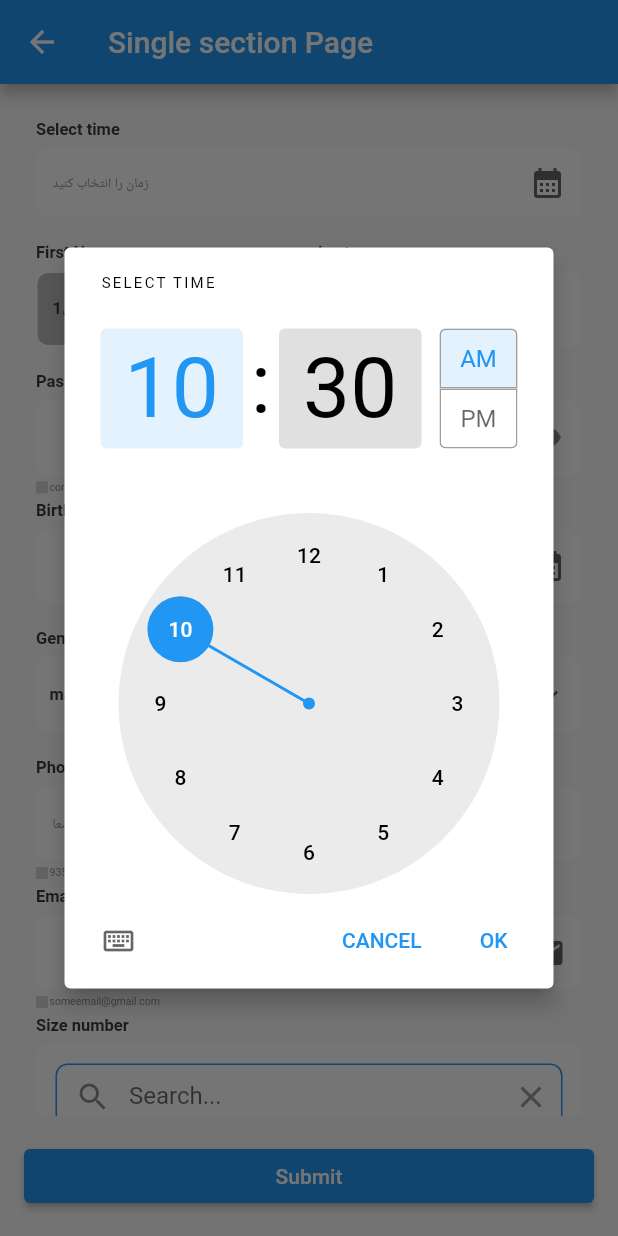
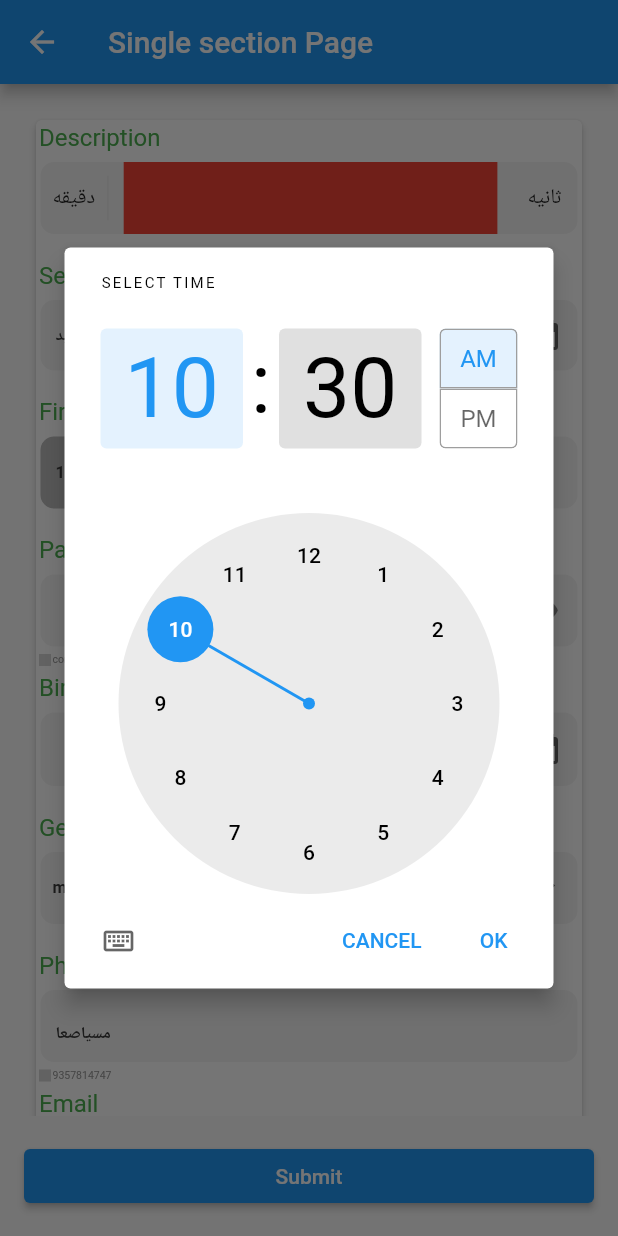
Before and after one commit to ritagroup/gsform, a Flutter app: the SingleSectionForm screen opened directly, after a tap on "زمان را انتخاب کنید", on a phone screen of 412 x 824 dp. Run offline on Flutter 3.47's test engine with Material 2 defaults, Android fonts, the phone set to English and light mode, and no system bars; our stand-ins replace figma_squircle, flutter_svg, image_cropper, image_picker, lottie; missing offline and left inert: persian_datetime_picker, qr_code_scanner.

Commit message:
Fix text aline in number field Increase version to 0.1.8

```diff
--- a/example/lib/main.dart
+++ b/example/lib/main.dart
@@ -1,5 +1,6 @@
 import 'package:flutter/material.dart';
 import 'package:flutter_localizations/flutter_localizations.dart';
+import 'package:gsform/gs_form/core/form_style.dart';
 import 'package:gsform/gs_form/enums/field_status.dart';
 import 'package:gsform/gs_form/enums/required_check_list_enum.dart';
 import 'package:gsform/gs_form/model/data_model/check_data_model.dart';
@@ -36,7 +37,8 @@ class MyApp extends StatelessWidget {
       theme: ThemeData(
         brightness: Brightness.light,
         primaryColor: Colors.blue,
-        textTheme: null, colorScheme: null,
+        textTheme: null,
+        colorScheme: null,
       ),
       darkTheme: ThemeData(brightness: Brightness.dark, colorScheme: null),
       home: MainTestPage(),
@@ -111,8 +113,19 @@ class SingleSectionForm extends StatelessWidget {
                 child: Padding(
                   padding: const EdgeInsets.all(20.0),
                   child: form = GSForm.singleSection(
+                    style: GSFormStyle(titleStyle: const TextStyle(color: Colors.green, fontSize: 16.0)),
                     context,
                     fields: [
+                      GSField.number(
+                        tag: 'explain',
+                        title: 'Description',
+                        weight: 12,
+                        maxLength: 5,
+                        showCounter: false,
+                        required: true,
+                        prefixWidget: Text('دقیقه'),
+                        postfixWidget: Text('ثانیه'),
+                      ),
                       GSField.time(
                         tag: 'time',
                         title: 'Select time',
@@ -315,14 +328,7 @@ class SingleSectionForm extends StatelessWidget {
                         maxLine: 5,
                         required: true,
                       ),
-                      GSField.number(
-                        tag: 'explain',
-                        title: 'Description',
-                        weight: 12,
-                        maxLength: 5,
-                        showCounter: false,
-                        required: true,
-                      ),
+
                     ],
                   ),
                 ),
@@ -430,9 +436,7 @@ class MultiSectionForm extends StatelessWidget {
                       required: false,
                       weight: 6,
                       title: 'Gender',
-                      onChange: (model) {
-
-                      },
+                      onChange: (model) {},
                       items: [
                         SpinnerDataModel(
                           name: 'man',
--- a/lib/gs_form/widget/fields/email_field.dart
+++ b/lib/gs_form/widget/fields/email_field.dart
@@ -23,6 +23,7 @@ class GSEmailField extends StatelessWidget implements GSFieldCallBack {
       child: TextField(
         controller: controller,
         maxLength: model.maxLength,
+        textAlignVertical: TextAlignVertical.center,
         style: formStyle.fieldTextStyle,
         keyboardType: TextInputType.emailAddress,
         focusNode: model.focusNode,
--- a/lib/gs_form/widget/fields/mobile_field.dart
+++ b/lib/gs_form/widget/fields/mobile_field.dart
@@ -22,6 +22,7 @@ class GSMobileField extends StatelessWidget implements GSFieldCallBack {
         textAlign: TextAlign.left,
         controller: controller,
         maxLength: model.maxLength,
+        textAlignVertical: TextAlignVertical.center,
         style: formStyle.fieldTextStyle,
         keyboardType: TextInputType.phone,
         focusNode: model.focusNode,
--- a/lib/gs_form/widget/fields/number_field.dart
+++ b/lib/gs_form/widget/fields/number_field.dart
@@ -19,8 +19,11 @@ class GSNumberField extends StatelessWidget implements GSFieldCallBack {
     }
     return Padding(
       padding: const EdgeInsets.only(right: 10.0, left: 10.0),
+      child: Container(
+        color: Colors.red,
         child: TextField(
           textAlign: TextAlign.left,
+          textAlignVertical: TextAlignVertical.center,
           controller: controller,
           maxLength: model.maxLength,
           style: formStyle.fieldTextStyle,
@@ -39,6 +42,7 @@ class GSNumberField extends StatelessWidget implements GSFieldCallBack {
             errorBorder: InputBorder.none,
             disabledBorder: InputBorder.none,
             hintStyle: formStyle.fieldHintStyle,
+          ),
         ),
       ),
     );
--- a/lib/gs_form/widget/fields/price_field.dart
+++ b/lib/gs_form/widget/fields/price_field.dart
@@ -26,6 +26,8 @@ class GSPriceField extends StatelessWidget implements GSFieldCallBack {
         controller: controller,
         maxLength: model.maxLength,
         keyboardType: TextInputType.number,
+        textAlign: TextAlign.left,
+        textAlignVertical: TextAlignVertical.center,
         focusNode: model.focusNode,
         style: formStyle.fieldTextStyle,
         textInputAction: model.nextFocusNode != null ? TextInputAction.next : TextInputAction.done,
--- a/lib/gs_form/widget/fields/text_field.dart
+++ b/lib/gs_form/widget/fields/text_field.dart
@@ -22,6 +22,7 @@ class GSTextField extends StatelessWidget implements GSFieldCallBack {
         controller: controller,
         maxLength: model.maxLength,
         style: formStyle.fieldTextStyle,
+        textAlign: TextAlign.left,
         keyboardType: TextInputType.text,
         focusNode: model.focusNode,
         textInputAction: model.nextFocusNode != null ? TextInputAction.next : TextInputAction.done,
--- a/pubspec.yaml
+++ b/pubspec.yaml
@@ -1,6 +1,6 @@
 name: gsform
 description: GSForm helps to creating forms in Flutter by removing the boilerplate needed to build a form, validate fields, react to changes and collect final user input.
-version: 0.1.8
+version: 0.1.9
 homepage: https://github.com/golrangsystem/gsform.git
 
 
```
Also changed, not shown: 1 other file. Lines whose indentation alone changed are shown as unchanged.
